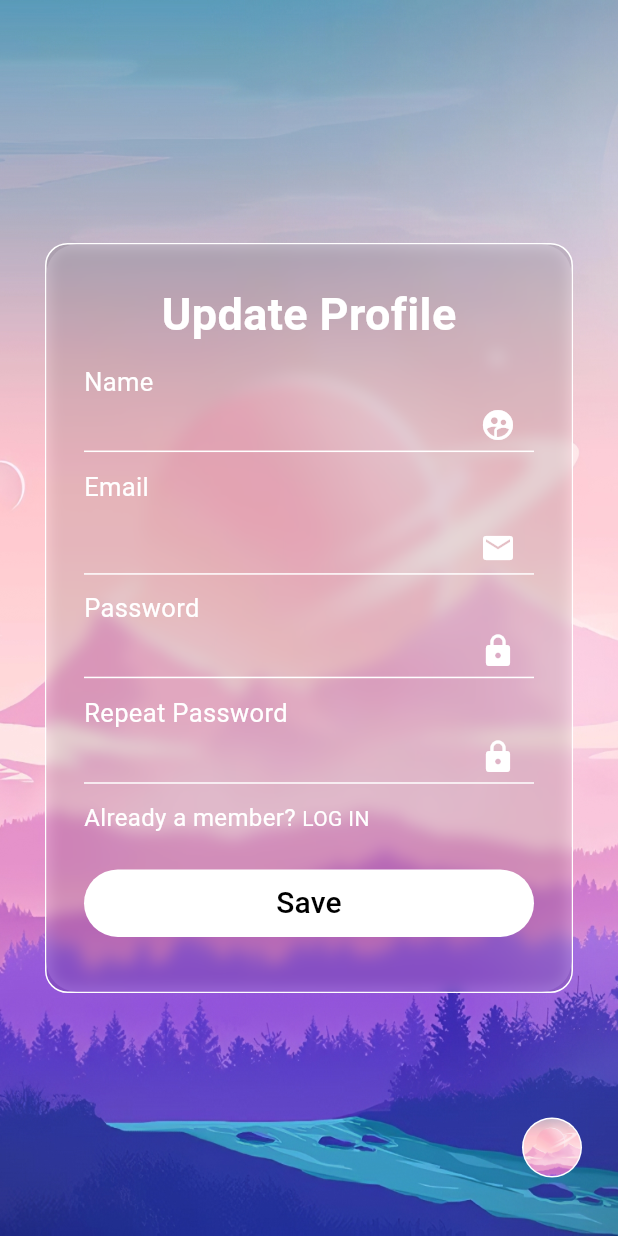
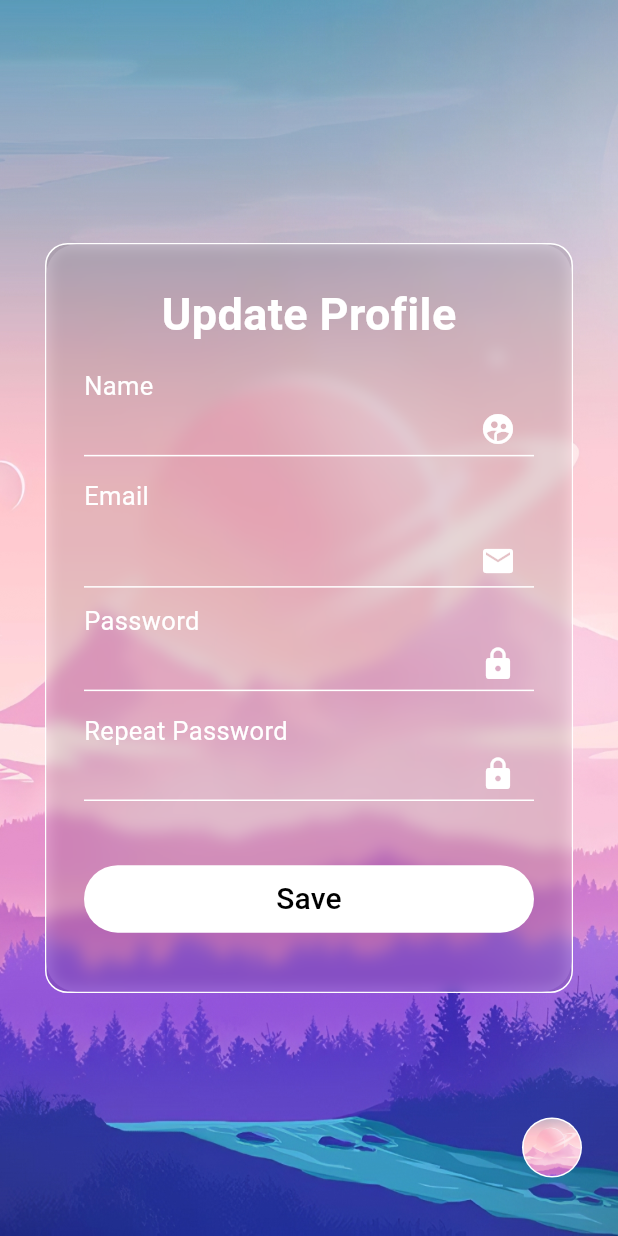
Before and after one commit to alex-davis-ang/Solana_trading_app, a Flutter app: the PfEditPage screen opened by its route, on a phone screen of 412 x 824 dp. Run offline on Flutter 3.47's test engine with Material 3 defaults, Android fonts, the phone set to English and light mode, and no system bars; our stand-ins replace shared_preferences; accounts and stored records are empty.

Commit message:
PF updated

```diff
--- a/lib/pfedit_page.dart
+++ b/lib/pfedit_page.dart
@@ -328,27 +328,27 @@ class _PfEditPage extends State<PfEditPage> {
                       ),
                     ),
                     const Spacer(),
-                    Row(
-                      mainAxisAlignment: MainAxisAlignment.start,
-                      children: [
-                        const Text(
-                          "Already a member? ",
-                          style: TextStyle(color: Colors.white, fontSize: 16),
-                        ),
-                        MouseRegion(
-                          cursor: SystemMouseCursors.click,
-                          child: GestureDetector(
-                            onTap: () {
-                              Navigator.pushNamed(context, loginPageScreen.id);
-                            },
-                            child: const Text(
-                              "LOG IN",
-                              style: TextStyle(color: Colors.white),
-                            ),
-                          ),
-                        ),
-                      ],
-                    ),
+                    // Row(
+                    //   mainAxisAlignment: MainAxisAlignment.start,
+                    //   children: [
+                    //     const Text(
+                    //       "Already a member? ",
+                    //       style: TextStyle(color: Colors.white, fontSize: 16),
+                    //     ),
+                    //     MouseRegion(
+                    //       cursor: SystemMouseCursors.click,
+                    //       child: GestureDetector(
+                    //         onTap: () {
+                    //           Navigator.pushNamed(context, loginPageScreen.id);
+                    //         },
+                    //         child: const Text(
+                    //           "LOG IN",
+                    //           style: TextStyle(color: Colors.white),
+                    //         ),
+                    //       ),
+                    //     ),
+                    //   ],
+                    // ),
                     const Spacer(),
                     const Spacer(),
                     SizedBox(
```
